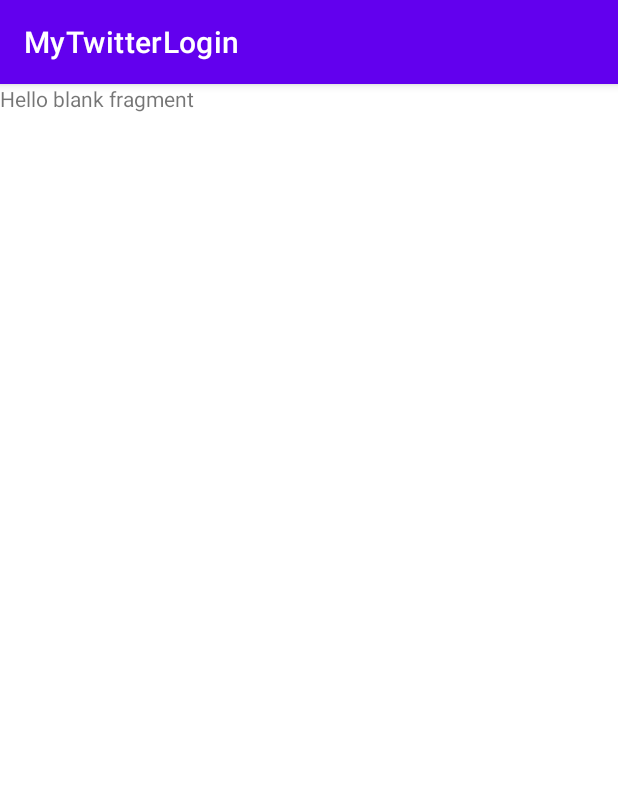
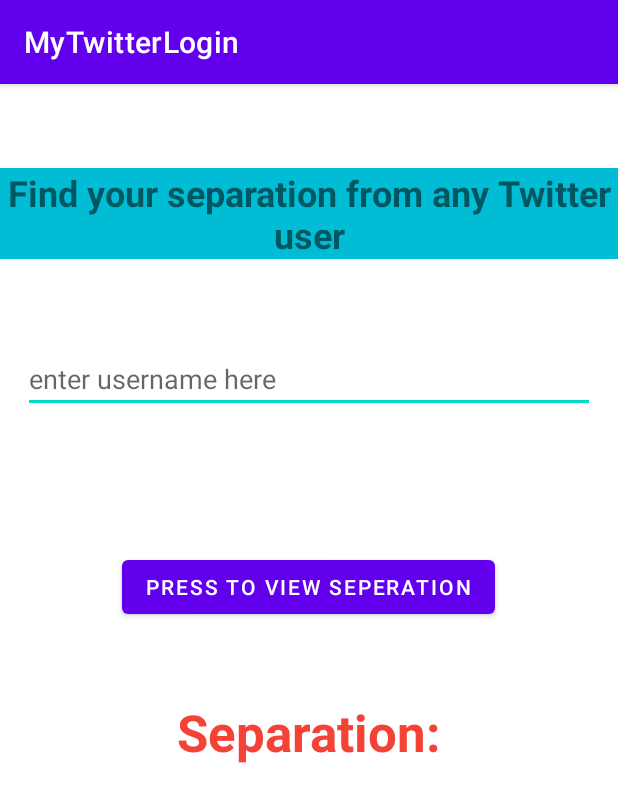
Before and after one commit to alexioan7/Twitter-Client-Android-App-, an Android app: the fragment DegreeOfSeparationFragment shown on its own in the app's theme, on a phone screen of 412 x 824 dp. Shown: the top 802 px of the screen. Run offline under Robolectric (Android 15) with nearby library versions, the phone set to English and light mode, and no system bars; libraries missing offline, so code that uses them is left out: com.chaquo.python; network calls fail; 6 statements that could not run were skipped.

Commit message:
Chaquopy library implementation, degree of separation algorithm python script impemented, calculating the seperation

```diff
--- a/app/src/main/java/com/alexandros/mytwitterlogin/Activities/SignInActivity.java
+++ b/app/src/main/java/com/alexandros/mytwitterlogin/Activities/SignInActivity.java
@@ -1,7 +1,10 @@
 package com.alexandros.mytwitterlogin.Activities;
 
+import android.app.Activity;
+import android.content.Context;
 import android.content.Intent;
 
+import android.content.SharedPreferences;
 import android.os.Bundle;
 import android.util.Log;
 import android.view.View;
@@ -29,6 +32,7 @@ public class SignInActivity extends AppCompatActivity {
     FirebaseAuth firebaseAuth = FirebaseAuth.getInstance();
 
     String loggedInTwitterUserScreenName;
+    String userName;
 
     TextView userIdTextView;
     TextView userNameTextView;
@@ -39,10 +43,13 @@ public class SignInActivity extends AppCompatActivity {
     String accessToken;
     String accessTokenSecret;
 
+    SharedPreferences sharedPreferences;
+
     @Override
     protected void onCreate(Bundle savedInstanceState) {
         super.onCreate(savedInstanceState);
         setContentView(R.layout.activity_sign_in);
+        sharedPreferences = getBaseContext().getSharedPreferences(getPackageName(), Activity.MODE_PRIVATE);
 
         Task<AuthResult> pendingResultTask = firebaseAuth.getPendingAuthResult();
         firebaseAuth.getPendingAuthResult();
@@ -65,6 +72,7 @@ public class SignInActivity extends AppCompatActivity {
                                         userNameTextView = (TextView) findViewById(R.id.userNameTextView);
                                         userNameTextView.setText(authResult.getUser().getDisplayName().toString());
                                         loggedInTwitterUserScreenName = authResult.getAdditionalUserInfo().getUsername();
+                                        sharedPreferences.edit().putString("user",loggedInTwitterUserScreenName).apply();
                                     }catch (Exception e){
                                         e.printStackTrace();
                                     }
@@ -99,6 +107,7 @@ public class SignInActivity extends AppCompatActivity {
                                         userNameTextView = (TextView) findViewById(R.id.userNameTextView);
                                         userNameTextView.setText(authResult.getUser().getDisplayName().toString());
                                         loggedInTwitterUserScreenName = authResult.getAdditionalUserInfo().getUsername();
+                                        sharedPreferences.edit().putString("user",loggedInTwitterUserScreenName).apply();
                                     }catch (Exception e){
                                         e.printStackTrace();
                                     }
@@ -156,6 +165,7 @@ public class SignInActivity extends AppCompatActivity {
     public void signOutFunction(View view){
         Log.i("button pressed", "Ok");
         try {
+            sharedPreferences.edit().clear().apply();
             firebaseAuth.signOut();
         }catch (Exception e){
             e.printStackTrace();
--- a/app/src/main/java/com/alexandros/mytwitterlogin/Fragments/DegreeOfSeparationFragment.java
+++ b/app/src/main/java/com/alexandros/mytwitterlogin/Fragments/DegreeOfSeparationFragment.java
@@ -1,40 +1,86 @@
 package com.alexandros.mytwitterlogin.Fragments;
 
+import android.app.Activity;
 import android.content.Context;
+import android.content.SharedPreferences;
 import android.os.Bundle;
 
+import androidx.annotation.NonNull;
+import androidx.annotation.Nullable;
 import androidx.fragment.app.Fragment;
+import androidx.lifecycle.ViewModelProvider;
 
+import android.util.Log;
 import android.view.LayoutInflater;
 import android.view.View;
 import android.view.ViewGroup;
+import android.widget.Button;
+import android.widget.EditText;
+import android.widget.TextView;
 
 import com.alexandros.mytwitterlogin.R;
+import com.alexandros.mytwitterlogin.ViewModels.UserDataViewModel;
+import com.alexandros.mytwitterlogin.ViewModels.ViewModelFactory;
 import com.chaquo.python.PyObject;
 import com.chaquo.python.Python;
 import com.chaquo.python.android.AndroidPlatform;
 
 public class DegreeOfSeparationFragment extends Fragment {
 
-    protected Python py ;
+
+    protected Python py;
     protected PyObject module;
+
     private static Context context;
+
+    String separation = " ";
+    private SharedPreferences sharedPreferences;
+    UserDataViewModel viewModel;
 
     @Override
     public View onCreateView(LayoutInflater inflater, ViewGroup container,
                              Bundle savedInstanceState) {
         View view = inflater.inflate(R.layout.fragment_degree_of_separation, container, false);
 
-        if (! Python.isStarted()) {
+        //Button button = (Button) requireActivity().findViewById(R.id.button);
+
+        sharedPreferences = getContext().getSharedPreferences(getContext().getPackageName(), Activity.MODE_PRIVATE);
+
+        String accessToken = requireActivity().getIntent().getExtras().getString("accessToken");
+        String accessTokenSecret = requireActivity().getIntent().getExtras().getString("accessTokenSecret");
+
+         viewModel = new ViewModelProvider(requireActivity(),
+                new ViewModelFactory(accessToken, accessTokenSecret)).get(UserDataViewModel.class);
+
+
+        if (!Python.isStarted()) {
             Python.start(new AndroidPlatform(context.getApplicationContext()));
 
         }
-        py = Python.getInstance();
-        module = py.getModule("digsep").callAttr("main","alexandrosioan","ChatziSoti");
+
+        //py = Python.getInstance();
+
+
 
         return view;
 
 
     }
 
+    @Override
+    public void onViewCreated(@NonNull View view, Bundle savedInstanceState) {
+        super.onViewCreated(view, savedInstanceState);
+
+        EditText editText = view.findViewById(R.id.editText);
+        TextView resultTextView = view.findViewById(R.id.resultTextView);
+
+
+
+        view.findViewById(R.id.button).setOnClickListener(v -> {
+            int result;
+            result = viewModel.getSeparation(Python.getInstance(),sharedPreferences.getString("user",""), editText.getText().toString() );
+            resultTextView.setText(String.valueOf(result));
+            Log.i("from fragment", String.valueOf(result));
+        });
+    }
 }
--- a/app/src/main/java/com/alexandros/mytwitterlogin/ViewModels/UserDataViewModel.java
+++ b/app/src/main/java/com/alexandros/mytwitterlogin/ViewModels/UserDataViewModel.java
@@ -4,6 +4,8 @@ import com.alexandros.mytwitterlogin.Adapters.CardViewItem;
 import com.alexandros.mytwitterlogin.Database.Entities.Follower;
 import com.alexandros.mytwitterlogin.Activities.MainActivity;
 import com.alexandros.mytwitterlogin.Repositories.Repository;
+import com.chaquo.python.PyObject;
+import com.chaquo.python.Python;
 
 import java.util.List;
 
@@ -13,19 +15,21 @@ import androidx.lifecycle.ViewModel;
 public class UserDataViewModel extends ViewModel {
 
     private final Repository repository;
-
-
+    private final String accessToken,accessTokenSecret;
 
 
 
     public  UserDataViewModel(String accessToken, String accessTokenSecret) {
-
+        this.accessToken = accessToken;
+        this.accessTokenSecret = accessTokenSecret;
 
         repository = Repository.getInstance( MainActivity.getAppContext(), accessToken,accessTokenSecret);
         repository.getFollowers();
         repository.getFriends();
         repository.getHomeTimeline();
         repository.getLikes();
+
+
 
 
     }
@@ -53,6 +57,13 @@ public class UserDataViewModel extends ViewModel {
         return repository.getLikesLive();
     }
 
+    public  int getSeparation(Python python,String uName, String tName){
+
+      PyObject module =  python.getModule("digsep").callAttr("main", uName, tName,accessToken,accessTokenSecret);
+      return  module.toInt();
+
+    }
+
 
 
 
--- a/app/src/main/res/layout/fragment_degree_of_separation.xml
+++ b/app/src/main/res/layout/fragment_degree_of_separation.xml
@@ -1,14 +1,80 @@
 <?xml version="1.0" encoding="utf-8"?>
-<FrameLayout xmlns:android="http://schemas.android.com/apk/res/android"
+<androidx.constraintlayout.widget.ConstraintLayout xmlns:android="http://schemas.android.com/apk/res/android"
+    xmlns:app="http://schemas.android.com/apk/res-auto"
     xmlns:tools="http://schemas.android.com/tools"
     android:layout_width="match_parent"
     android:layout_height="match_parent"
     tools:context=".Fragments.DegreeOfSeparationFragment">
 
-    <!-- TODO: Update blank fragment layout -->
+    <Button
+        android:id="@+id/button"
+        android:layout_width="wrap_content"
+        android:layout_height="wrap_content"
+        android:layout_marginTop="92dp"
+        android:text="Press to view seperation"
+        app:layout_constraintEnd_toEndOf="parent"
+        app:layout_constraintHorizontal_bias="0.498"
+        app:layout_constraintStart_toStartOf="parent"
+        app:layout_constraintTop_toBottomOf="@+id/editText" />
+
     <TextView
+        android:id="@+id/textView"
+        android:layout_width="wrap_content"
+        android:layout_height="wrap_content"
+        android:layout_marginStart="8dp"
+        android:layout_marginTop="56dp"
+        android:layout_marginEnd="8dp"
+        android:background="#00BCD4"
+        android:text="Find your separation from any Twitter user"
+        android:textAlignment="center"
+        android:textSize="24sp"
+        android:textStyle="bold"
+        app:layout_constraintEnd_toEndOf="parent"
+        app:layout_constraintStart_toStartOf="parent"
+        app:layout_constraintTop_toTopOf="parent" />
+
+
+    <EditText
+        android:id="@+id/editText"
         android:layout_width="match_parent"
-        android:layout_height="match_parent"
-        android:text="@string/hello_blank_fragment" />
+        android:layout_height="wrap_content"
+        android:layout_marginStart="15dp"
+        android:layout_marginTop="57dp"
+        android:layout_marginEnd="15dp"
+        android:hint="enter username here"
+        android:inputType="text"
+        app:layout_constraintEnd_toEndOf="parent"
+        app:layout_constraintStart_toStartOf="parent"
+        app:layout_constraintTop_toBottomOf="@+id/textView" />
 
-</FrameLayout>
+    <TextView
+        android:id="@+id/textView2"
+        android:layout_width="wrap_content"
+        android:layout_height="wrap_content"
+        android:layout_marginStart="20dp"
+        android:layout_marginTop="50dp"
+        android:layout_marginEnd="20dp"
+        android:text="Separation:"
+        android:textAlignment="center"
+        android:textColor="#F44336"
+        android:textSize="34sp"
+        android:textStyle="bold"
+        app:layout_constraintEnd_toEndOf="parent"
+        app:layout_constraintHorizontal_bias="0.498"
+        app:layout_constraintStart_toStartOf="parent"
+        app:layout_constraintTop_toBottomOf="@+id/button" />
+
+    <TextView
+        android:id="@+id/resultTextView"
+        android:layout_width="wrap_content"
+        android:layout_height="wrap_content"
+        android:layout_marginStart="20dp"
+        android:layout_marginTop="5dp"
+        android:layout_marginEnd="20dp"
+        android:textSize="60sp"
+        android:textStyle="bold"
+        app:layout_constraintEnd_toEndOf="parent"
+        app:layout_constraintHorizontal_bias="0.498"
+        app:layout_constraintStart_toStartOf="parent"
+        app:layout_constraintTop_toBottomOf="@+id/textView2" />
+</androidx.constraintlayout.widget.ConstraintLayout>
```
Also changed, not shown: 1 other file.
